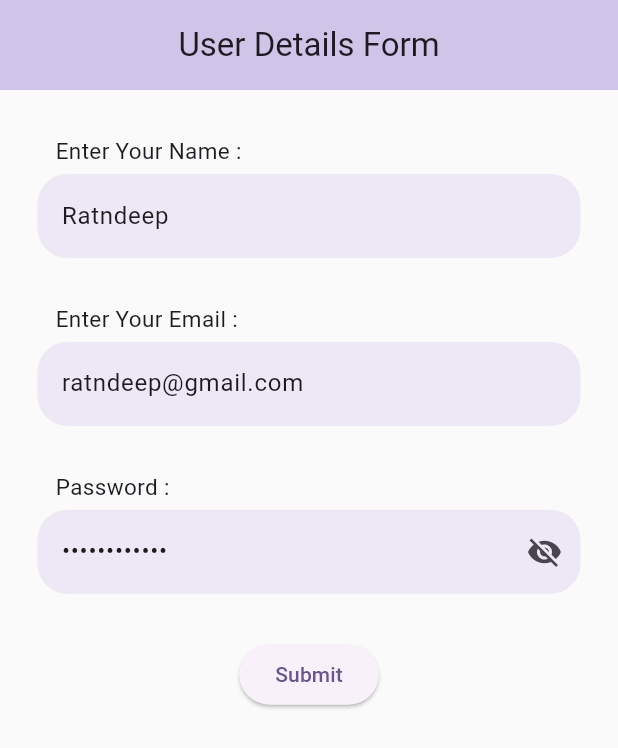
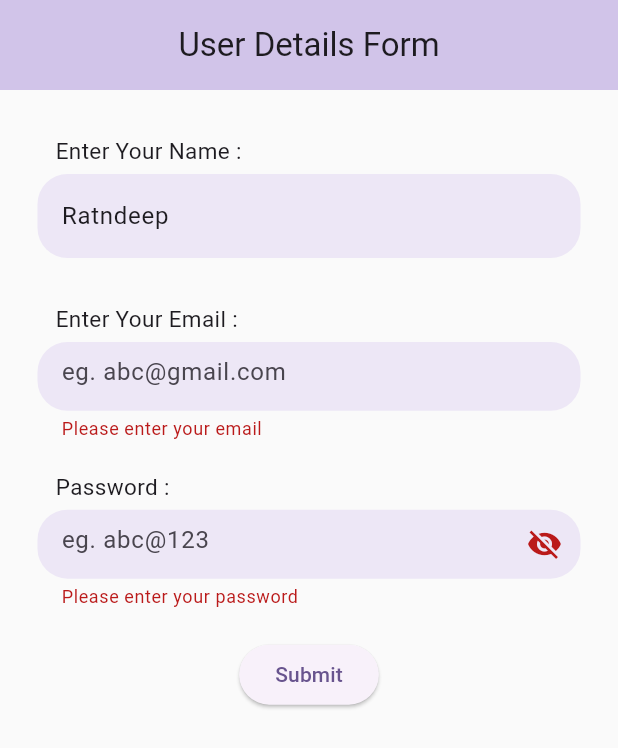
Before and after one commit to Ratndeep1999/login_page, a Flutter app: the screen it shows after launch, after a tap on "Submit", on a phone screen of 412 x 824 dp. Shown: the top 748 px of the screen. Run offline on Flutter 3.47's test engine with Material 3 defaults, Android fonts, the phone set to English and light mode, and no system bars.

Commit message:
login_page.dart : 1) _name input field and label add, form key add, validation add to name field, text button add, validation method add in Text Button 2) _email input field and label add, validation also add, 3) _password input field and label add, hint text add, validation add for a-z, A-Z, 0-9, !@#\$*~_, suffix icon add with validation, value store in another variable, all validations completely added

```diff
--- a/lib/login_page.dart
+++ b/lib/login_page.dart
@@ -35,8 +35,9 @@ class _LoginPageState extends State<LoginPage> {
             return "Please enter your name";
           } else if (value.length < 3) {
             return "Name is too short";
+            //  checks if the value contains anything other than letters or spaces, and returns true if it does
           } else if (!RegExp(r"^[a-zA-Z\s]+$").hasMatch(value)) {
-            // this restrict to input only letters
+            // this restrict to input only letters and spaces
             return "Please enter letters only";
           }
           return null;
@@ -64,10 +65,14 @@ class _LoginPageState extends State<LoginPage> {
       height: MediaQuery.of(context).size.height * 0.08,
       child: TextFormField(
         controller: _emailController,
-        validator: (value) {
+        validator: (value) {  // !EmailValidator.validate(value)  i can use this also using EmailValidator package
           if (value == null || value.isEmpty) {
             return "Please enter your email";
-          } // Regular Expression for valid email pattern
+          }
+          if ( value.contains(' ') ) {  // if space trigger then true
+            return "Space is not allow";
+          }
+          // Regular Expression for valid email pattern
           else if (!RegExp(r'^[\w-\.]+@([\w-]+\.)+[\w]{2,4}$').hasMatch(value)) {
             return "Please enter a valid email address";
           }
@@ -101,6 +106,8 @@ class _LoginPageState extends State<LoginPage> {
             return "Please enter your password";
           } else if (value.length < 8) {
             return "Password must be at least 8 characters" ;
+          } else if ( value.contains(' ') ) {  // if space input then it return true
+            return "Space is not allow" ;
           } else if (!RegExp(r'[A-Z]').hasMatch(value)) {
             return "Password must contain at least one uppercase letter" ;
           } else if (!RegExp(r'[a-z]').hasMatch(value)) {
@@ -149,6 +156,9 @@ class _LoginPageState extends State<LoginPage> {
   }
 
   // conform password method
+  // Widget _buildConformPassword() {
+  //
+  // }
 
 
 
@@ -212,8 +222,8 @@ class _LoginPageState extends State<LoginPage> {
                       onPressed: () {
 
                         _nameController.text = "Ratndeep" ;
-                        _emailController.text = "ratndeep@gmail.com" ;
-                        _passwordController.text = "Rajratna@121" ;
+                        // _emailController.text = "ratndeep@gmail.com" ;
+                        // _passwordController.text = "Rajratna@121" ;
 
                         if (_formKey.currentState!.validate()) {
                           // to collect all form values at once after validation.
```
